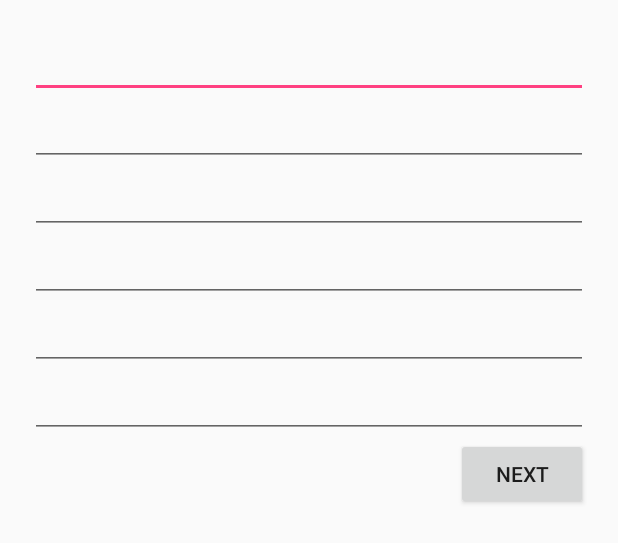
After one commit to helizabethwhite/hackillinoismobile, an Android app: the layout register.xml on its own in the app's theme, with its tools: preview values and no code run, on a phone screen of 412 x 824 dp. The commit adds this screen. Shown: the top 543 px of the screen. Run offline under Robolectric (Android 15) with nearby library versions, the phone set to English and light mode, and no system bars.

Commit message:
added register layout

```diff
--- /dev/null
+++ b/app/src/main/res/layout/register.xml
@@ -0,0 +1,53 @@
+<LinearLayout xmlns:android="http://schemas.android.com/apk/res/android"
+    xmlns:tools="http://schemas.android.com/tools" android:layout_width="match_parent"
+    android:layout_height="match_parent"
+    tools:context=".MainActivity"
+    android:orientation="vertical"
+    android:padding="20dp">
+
+
+    <EditText
+        android:layout_width="match_parent"
+        android:layout_height="wrap_content"
+        android:id="@+id/firstName" />
+
+    <EditText
+        android:layout_width="match_parent"
+        android:layout_height="wrap_content"
+        android:id="@+id/lastName" />
+
+    <EditText
+        android:layout_width="match_parent"
+        android:layout_height="wrap_content"
+        android:id="@+id/userName"
+        android:layout_gravity="center_horizontal" />
+
+    <EditText
+        android:layout_width="match_parent"
+        android:layout_height="wrap_content"
+        android:id="@+id/emailAddress"
+        android:layout_gravity="center_horizontal" />
+
+    <EditText
+        android:layout_width="match_parent"
+        android:layout_height="wrap_content"
+        android:inputType="textPassword"
+        android:ems="10"
+        android:id="@+id/password" />
+
+    <EditText
+        android:layout_width="match_parent"
+        android:layout_height="wrap_content"
+        android:inputType="textPassword"
+        android:ems="10"
+        android:id="@+id/confirmPassword"
+        android:layout_gravity="center_horizontal" />
+
+    <Button
+        android:layout_width="wrap_content"
+        android:layout_height="wrap_content"
+        android:text="@string/next"
+        android:id="@+id/button3"
+        android:layout_gravity="center_horizontal|right" />
+
+</LinearLayout>
--- a/app/src/main/res/values/strings.xml
+++ b/app/src/main/res/values/strings.xml
@@ -4,4 +4,5 @@
     <string name="devme">Dev Me</string>
     <string name="login">Login</string>
     <string name="newuser">New here? Sign up here.</string>
+    <string name="next">Next</string>
 </resources>
```
